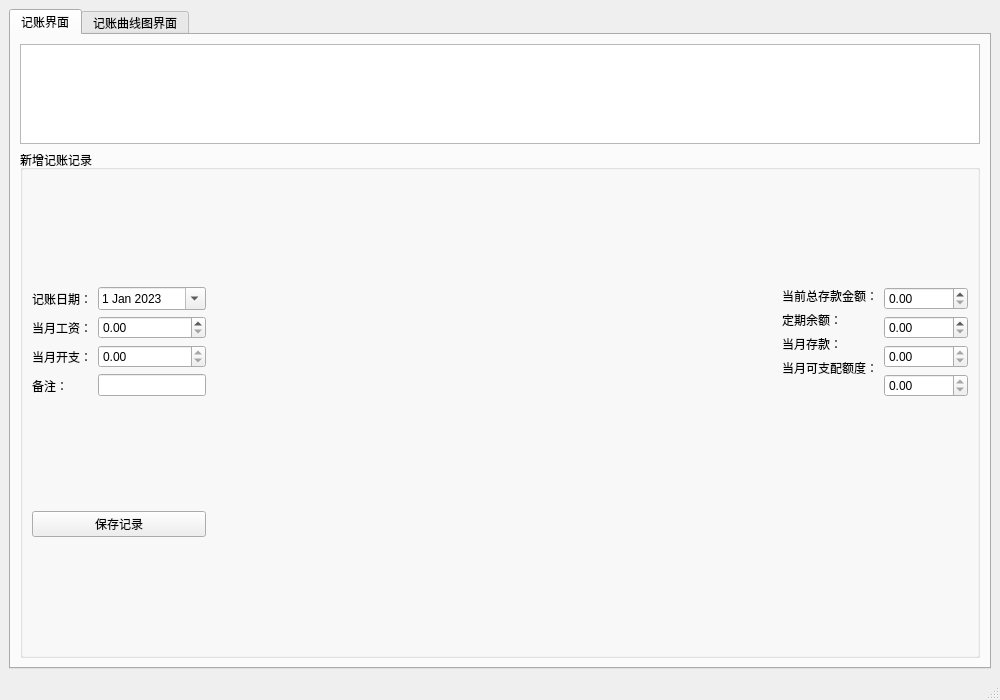
Qt form mainwindow.ui (wang563940331/Ledger) before a commit.
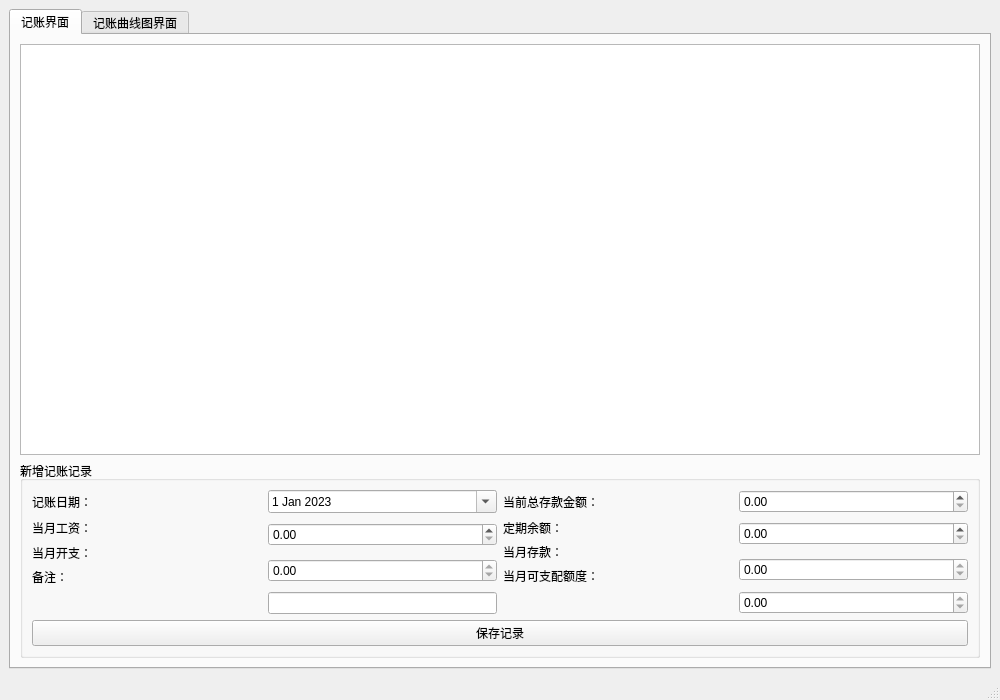
The same form after that commit. Custom widgets are drawn as their Qt base class.

Diff of the .ui file:
```diff
--- a/mainwindow.ui
+++ b/mainwindow.ui
@@ -36,7 +36,7 @@
           <property name="maximumSize">
            <size>
             <width>16777215</width>
-            <height>100</height>
+            <height>16777215</height>
            </size>
           </property>
          </widget>
@@ -46,159 +46,17 @@
           <property name="title">
            <string>新增记账记录</string>
           </property>
-          <layout class="QGridLayout" name="gridLayout">
-           <item row="0" column="4">
-            <layout class="QFormLayout" name="formLayout_2">
-             <item row="0" column="0">
-              <widget class="QDoubleSpinBox" name="totalDepositSpinBox">
-               <property name="decimals">
-                <number>2</number>
-               </property>
-               <property name="minimum">
-                <double>0.000000000000000</double>
-               </property>
-               <property name="maximum">
-                <double>9999999.990000000223517</double>
-               </property>
-              </widget>
-             </item>
-             <item row="1" column="0">
-              <widget class="QDoubleSpinBox" name="fixedDepositSpinBox">
-               <property name="decimals">
-                <number>2</number>
-               </property>
-               <property name="minimum">
-                <double>0.000000000000000</double>
-               </property>
-               <property name="maximum">
-                <double>9999999.990000000223517</double>
-               </property>
-              </widget>
-             </item>
-             <item row="2" column="0">
-              <widget class="QDoubleSpinBox" name="monthlyDepositSpinBox">
-               <property name="readOnly">
-                <bool>true</bool>
-               </property>
-               <property name="decimals">
-                <number>2</number>
-               </property>
-               <property name="minimum">
-                <double>0.000000000000000</double>
-               </property>
-               <property name="maximum">
-                <double>9999999.990000000223517</double>
-               </property>
-              </widget>
-             </item>
-             <item row="3" column="0">
-              <widget class="QDoubleSpinBox" name="disposableAmountSpinBox">
-               <property name="focusPolicy">
-                <enum>Qt::NoFocus</enum>
-               </property>
-               <property name="readOnly">
-                <bool>true</bool>
-               </property>
-               <property name="decimals">
-                <number>2</number>
-               </property>
-               <property name="minimum">
-                <double>0.000000000000000</double>
-               </property>
-               <property name="maximum">
-                <double>9999999.990000000223517</double>
-               </property>
-              </widget>
-             </item>
-            </layout>
-           </item>
+          <layout class="QGridLayout" name="gridLayout_3">
            <item row="0" column="0">
-            <layout class="QVBoxLayout" name="verticalLayout_4">
-             <item>
+            <layout class="QGridLayout" name="gridLayout_2">
+             <item row="0" column="0">
               <widget class="QLabel" name="label">
                <property name="text">
                 <string>记账日期：</string>
                </property>
               </widget>
              </item>
-             <item>
-              <widget class="QLabel" name="label_3">
-               <property name="text">
-                <string>当月工资：</string>
-               </property>
-              </widget>
-             </item>
-             <item>
-              <widget class="QLabel" name="label_5">
-               <property name="text">
-                <string>当月开支：</string>
-               </property>
-              </widget>
-             </item>
-             <item>
-              <widget class="QLabel" name="label_7">
-               <property name="text">
-                <string>备注：</string>
-               </property>
-              </widget>
-             </item>
-            </layout>
-           </item>
-           <item row="1" column="0" colspan="2">
-            <widget class="QPushButton" name="saveButton">
-             <property name="text">
-              <string>保存记录</string>
-             </property>
-            </widget>
-           </item>
-           <item row="0" column="3">
-            <layout class="QFormLayout" name="formLayout">
-             <item row="0" column="0">
-              <widget class="QLabel" name="label_2">
-               <property name="text">
-                <string>当前总存款金额：</string>
-               </property>
-              </widget>
-             </item>
-             <item row="1" column="0">
-              <widget class="QLabel" name="label_4">
-               <property name="text">
-                <string>定期余额：</string>
-               </property>
-              </widget>
-             </item>
-             <item row="2" column="0">
-              <widget class="QLabel" name="label_6">
-               <property name="text">
-                <string>当月存款：</string>
-               </property>
-              </widget>
-             </item>
-             <item row="3" column="0">
-              <widget class="QLabel" name="label_8">
-               <property name="text">
-                <string>当月可支配额度：</string>
-               </property>
-              </widget>
-             </item>
-            </layout>
-           </item>
-           <item row="0" column="2">
-            <spacer name="horizontalSpacer">
-             <property name="orientation">
-              <enum>Qt::Horizontal</enum>
-             </property>
-             <property name="sizeHint" stdset="0">
-              <size>
-               <width>500</width>
-               <height>20</height>
-              </size>
-             </property>
-            </spacer>
-           </item>
-           <item row="0" column="1">
-            <layout class="QVBoxLayout" name="verticalLayout_5">
-             <item>
+             <item row="0" column="1">
               <widget class="QDateEdit" name="dateEdit">
                <property name="calendarPopup">
                 <bool>true</bool>
@@ -212,7 +70,14 @@
                </property>
               </widget>
              </item>
-             <item>
+             <item row="1" column="0">
+              <widget class="QLabel" name="label_3">
+               <property name="text">
+                <string>当月工资：</string>
+               </property>
+              </widget>
+             </item>
+             <item row="1" column="1" rowspan="2">
               <widget class="QDoubleSpinBox" name="salarySpinBox">
                <property name="decimals">
                 <number>2</number>
@@ -225,7 +90,14 @@
                </property>
               </widget>
              </item>
-             <item>
+             <item row="2" column="0" rowspan="2">
+              <widget class="QLabel" name="label_5">
+               <property name="text">
+                <string>当月开支：</string>
+               </property>
+              </widget>
+             </item>
+             <item row="3" column="1" rowspan="2">
               <widget class="QDoubleSpinBox" name="expenseSpinBox">
                <property name="readOnly">
                 <bool>true</bool>
@@ -241,7 +113,14 @@
                </property>
               </widget>
              </item>
-             <item>
+             <item row="4" column="0">
+              <widget class="QLabel" name="label_7">
+               <property name="text">
+                <string>备注：</string>
+               </property>
+              </widget>
+             </item>
+             <item row="5" column="1">
               <widget class="QLineEdit" name="noteLineEdit">
                <property name="sizePolicy">
                 <sizepolicy hsizetype="Minimum" vsizetype="Fixed">
@@ -259,6 +138,106 @@
              </item>
             </layout>
            </item>
+           <item row="0" column="1">
+            <layout class="QGridLayout" name="gridLayout">
+             <item row="0" column="0">
+              <widget class="QLabel" name="label_2">
+               <property name="text">
+                <string>当前总存款金额：</string>
+               </property>
+              </widget>
+             </item>
+             <item row="0" column="1">
+              <widget class="QDoubleSpinBox" name="totalDepositSpinBox">
+               <property name="decimals">
+                <number>2</number>
+               </property>
+               <property name="minimum">
+                <double>0.000000000000000</double>
+               </property>
+               <property name="maximum">
+                <double>9999999.990000000223517</double>
+               </property>
+              </widget>
+             </item>
+             <item row="1" column="0">
+              <widget class="QLabel" name="label_4">
+               <property name="text">
+                <string>定期余额：</string>
+               </property>
+              </widget>
+             </item>
+             <item row="1" column="1" rowspan="2">
+              <widget class="QDoubleSpinBox" name="fixedDepositSpinBox">
+               <property name="decimals">
+                <number>2</number>
+               </property>
+               <property name="minimum">
+                <double>0.000000000000000</double>
+               </property>
+               <property name="maximum">
+                <double>9999999.990000000223517</double>
+               </property>
+              </widget>
+             </item>
+             <item row="2" column="0" rowspan="2">
+              <widget class="QLabel" name="label_6">
+               <property name="text">
+                <string>当月存款：</string>
+               </property>
+              </widget>
+             </item>
+             <item row="3" column="1" rowspan="2">
+              <widget class="QDoubleSpinBox" name="monthlyDepositSpinBox">
+               <property name="readOnly">
+                <bool>true</bool>
+               </property>
+               <property name="decimals">
+                <number>2</number>
+               </property>
+               <property name="minimum">
+                <double>0.000000000000000</double>
+               </property>
+               <property name="maximum">
+                <double>9999999.990000000223517</double>
+               </property>
+              </widget>
+             </item>
+             <item row="4" column="0">
+              <widget class="QLabel" name="label_8">
+               <property name="text">
+                <string>当月可支配额度：</string>
+               </property>
+              </widget>
+             </item>
+             <item row="5" column="1">
+              <widget class="QDoubleSpinBox" name="disposableAmountSpinBox">
+               <property name="focusPolicy">
+                <enum>Qt::NoFocus</enum>
+               </property>
+               <property name="readOnly">
+                <bool>true</bool>
+               </property>
+               <property name="decimals">
+                <number>2</number>
+               </property>
+               <property name="minimum">
+                <double>0.000000000000000</double>
+               </property>
+               <property name="maximum">
+                <double>9999999.990000000223517</double>
+               </property>
+              </widget>
+             </item>
+            </layout>
+           </item>
+           <item row="1" column="0" colspan="2">
+            <widget class="QPushButton" name="saveButton">
+             <property name="text">
+              <string>保存记录</string>
+             </property>
+            </widget>
+           </item>
           </layout>
          </widget>
         </item>
```
